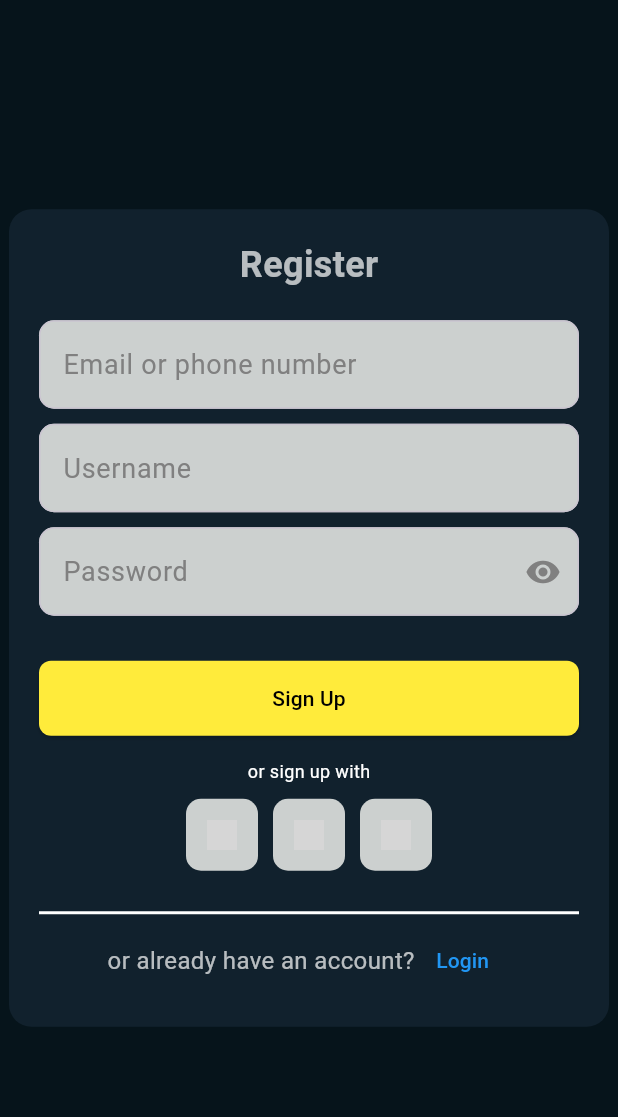
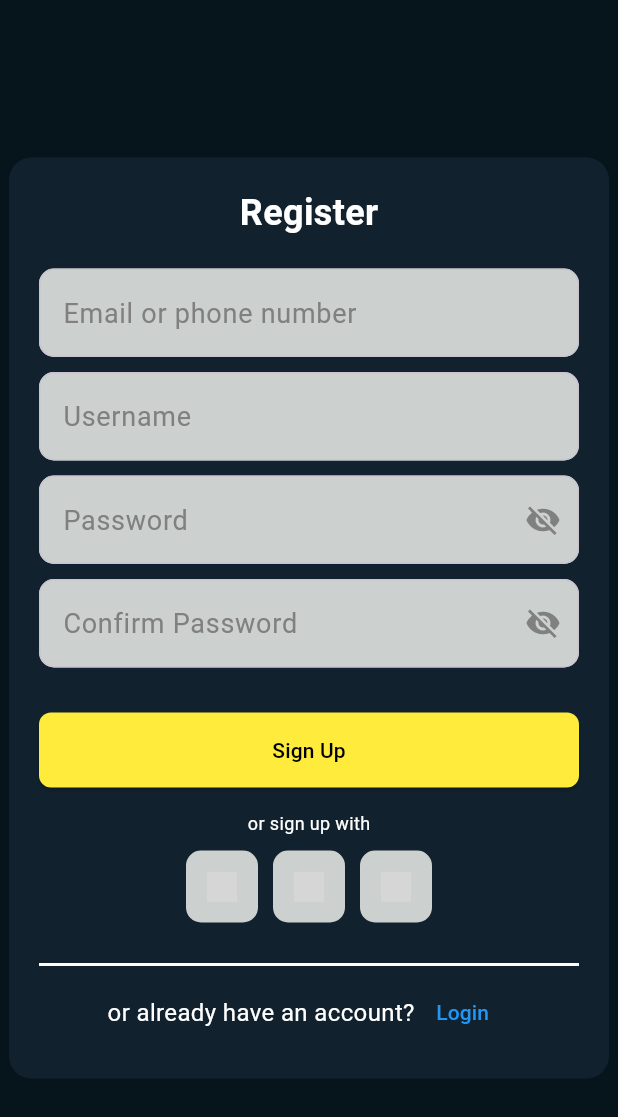
Before and after one commit to Boyzest-Saragih/streamingApp_Kelompok_8, a Flutter app: the RegisterScreen screen opened directly, on a phone screen of 412 x 824 dp. Shown: the top 1117 px of the screen. Run offline on Flutter 3.47's test engine with Material 3 defaults, Android fonts, the phone set to English and light mode, and no system bars; our stand-ins replace flutter_dotenv; network calls fail; grey boxes are pictures that could not be loaded.

Commit message:
pebaikan penghaspusan rating pada upcoming, bikin confirm pw, bikin or login with

```diff
--- a/lib/main.dart
+++ b/lib/main.dart
@@ -47,7 +47,7 @@ class MyApp extends StatelessWidget {
           ),
         ),
       ),
-      home: const HomePage(),
+      home: const LoginScreen(),
     );
   }
 }
--- a/lib/screens/register_screen.dart
+++ b/lib/screens/register_screen.dart
@@ -13,14 +13,17 @@ class _RegisterScreenState extends State<RegisterScreen> {
   final TextEditingController _emailController = TextEditingController();
   final TextEditingController _usenameController = TextEditingController();
   final TextEditingController _passwordController = TextEditingController();
+  final TextEditingController _confirmPasswordController = TextEditingController();
   bool _isObscure = true;
+  bool _isConfirmObscure = true;
 
   void _register() {
     String email = _emailController.text;
     String username = _usenameController.text;
     String password = _passwordController.text;
+    String confirmPassword = _confirmPasswordController.text;
 
-    if (email.isEmpty || username.isEmpty || password.isEmpty) {
+    if (email.isEmpty || username.isEmpty || password.isEmpty || confirmPassword.isEmpty) {
       ScaffoldMessenger.of(
         context,
       ).showSnackBar(const SnackBar(content: Text("Semua kolom harus di isi")));
@@ -30,6 +33,13 @@ class _RegisterScreenState extends State<RegisterScreen> {
     if (password.length < 6) {
       ScaffoldMessenger.of(context).showSnackBar(
         const SnackBar(content: Text("Password minimal 6 karakter")),
+      );
+      return;
+    }
+
+    if (password != confirmPassword) {
+      ScaffoldMessenger.of(context).showSnackBar(
+        const SnackBar(content: Text("Password dan konfirmasi password tidak sama")),
       );
       return;
     }
@@ -65,7 +75,7 @@ class _RegisterScreenState extends State<RegisterScreen> {
                 alignment: Alignment.center,
                 child: Text(
                   "Register",
-                  style: TextStyle(fontSize: 24, fontWeight: FontWeight.bold),
+                  style: TextStyle(fontSize: 24, fontWeight: FontWeight.bold, color: Colors.white),
                 ),
               ),
 
@@ -114,12 +124,40 @@ class _RegisterScreenState extends State<RegisterScreen> {
                   hintStyle: TextStyle(color: Color(0xFF808080)),
                   suffixIcon: IconButton(
                     icon: Icon(
-                      _isObscure ? Icons.visibility : Icons.visibility_off,
+                      _isObscure ? Icons.visibility_off : Icons.visibility,
                       color: Color(0xFF808080),
                     ),
                     onPressed: () {
                       setState(() {
                         _isObscure = !_isObscure;
+                      });
+                    },
+                  ),
+                  border: OutlineInputBorder(
+                    borderRadius: BorderRadius.circular(10),
+                  ),
+                ),
+              ),
+
+              SizedBox(height: 10),
+              TextField(
+                cursorColor: Colors.grey,
+                style: TextStyle(color: Colors.black),
+                controller: _confirmPasswordController,
+                obscureText: _isConfirmObscure,
+                decoration: InputDecoration(
+                  filled: true,
+                  fillColor: Color(0xFFCCD0CF),
+                  hintText: "Confirm Password",
+                  hintStyle: TextStyle(color: Color(0xFF808080)),
+                  suffixIcon: IconButton(
+                    icon: Icon(
+                      _isConfirmObscure ? Icons.visibility_off : Icons.visibility,
+                      color: Color(0xFF808080),
+                    ),
+                    onPressed: () {
+                      setState(() {
+                        _isConfirmObscure = !_isConfirmObscure;
                       });
                     },
                   ),
@@ -190,7 +228,7 @@ class _RegisterScreenState extends State<RegisterScreen> {
               Row(
                 mainAxisAlignment: MainAxisAlignment.center,
                 children: [
-                  const Text("or already have an account?"),
+                  const Text("or already have an account?", style: TextStyle(color: Colors.white)),
                   SizedBox(width: 0),
                   TextButton(
                     style: TextButton.styleFrom(padding: EdgeInsets.all(0)),
```
Also changed, not shown: lib/screens/home_screen.dart (+4 -20 lines), lib/screens/login_screen.dart (+52 -2 lines).
